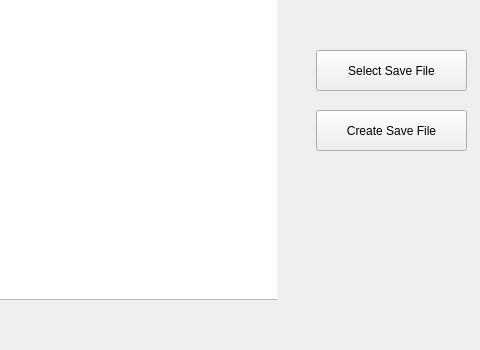
This is mainwindow.ui in WSU-4110/Math_Scriptum as Qt 5 draws it before an edit; both pictures show x 524 to 1004 and y 0 to 350 of the 1004 by 612 pixel window. The edited form follows.
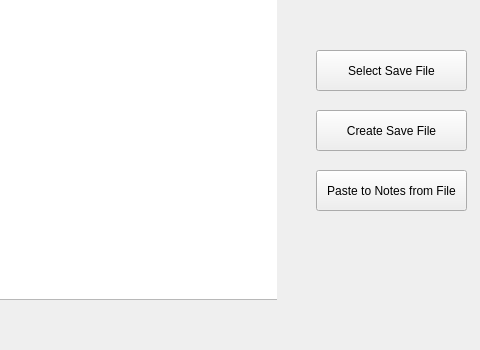
This is the edited form. Custom widgets are drawn as their Qt base class.

Commit message: implement copy notes into project FR

```diff
--- a/mainwindow.ui
+++ b/mainwindow.ui
@@ -198,6 +198,19 @@
      <string>Create Save File</string>
     </property>
    </widget>
+   <widget class="QPushButton" name="pasteFromFile">
+    <property name="geometry">
+     <rect>
+      <x>840</x>
+      <y>170</y>
+      <width>151</width>
+      <height>41</height>
+     </rect>
+    </property>
+    <property name="text">
+     <string>Paste to Notes from File</string>
+    </property>
+   </widget>
   </widget>
   <widget class="QMenuBar" name="menubar">
    <property name="geometry">
```
